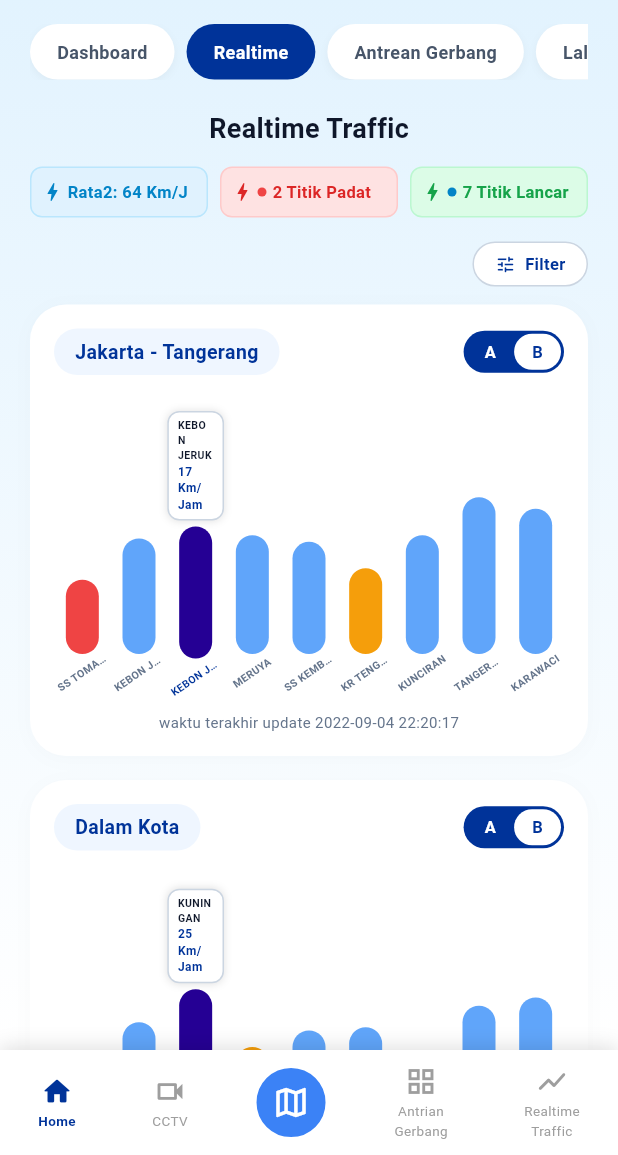
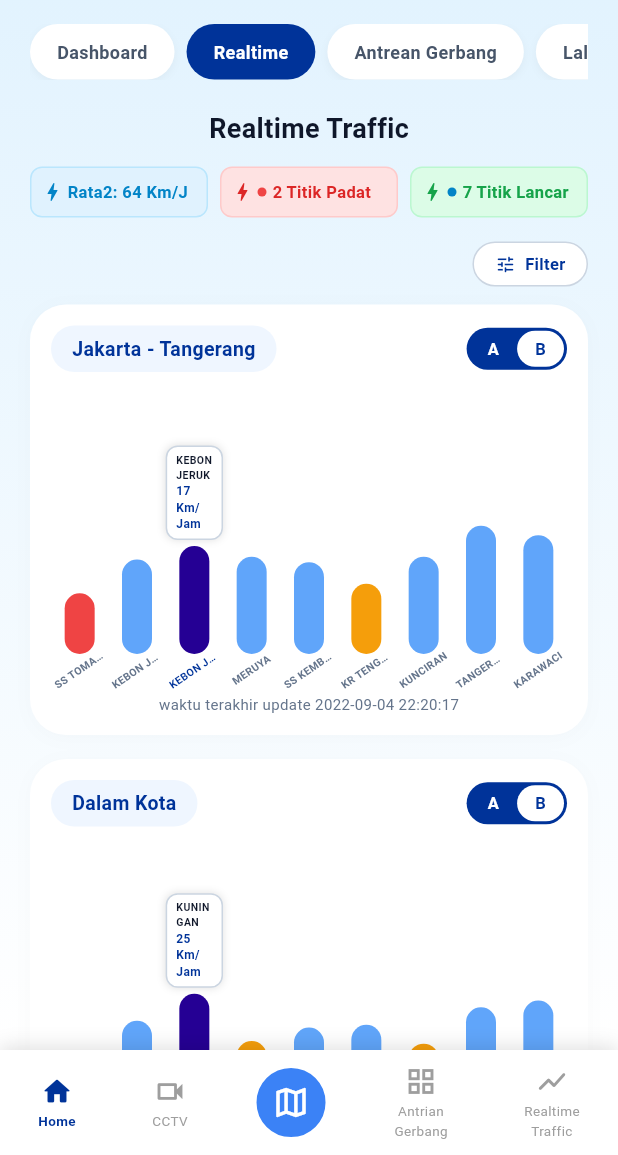
Before and after one commit to ahmadayyuba/idp-jasa-marga, a Flutter app: the RealtimeTrafficScreen screen opened by its route, on a phone screen of 412 x 824 dp, the part 81-1236 px from its top. Run offline on Flutter 3.47's test engine with Material 3 defaults, Android fonts, the phone set to English and light mode, and no system bars.

Commit message:
fix: resolve vertical overflow in speed chart card

```diff
--- a/lib/features/traffic/presentation/widgets/speed_chart_card.dart
+++ b/lib/features/traffic/presentation/widgets/speed_chart_card.dart
@@ -24,7 +24,7 @@ class _SpeedChartCardState extends State<SpeedChartCard> {
   @override
   Widget build(BuildContext context) {
     return Container(
-      padding: const EdgeInsets.all(16),
+      padding: const EdgeInsets.all(14),
       decoration: BoxDecoration(
         color: AppColors.white,
         borderRadius: BorderRadius.circular(24),
@@ -138,14 +138,14 @@ class _SpeedChartCardState extends State<SpeedChartCard> {
 
                       // Batang Chart Membulat
                       Container(
-                        width: 22,
-                        height: 110 * heightFactor,
+                        width: 20,
+                        height: 90 * heightFactor,
                         decoration: BoxDecoration(
                           color: barColor,
                           borderRadius: BorderRadius.circular(12),
                         ),
                       ),
-                      const SizedBox(height: 8),
+                      const SizedBox(height: 6),
 
                       // Label Lokasi Rotasi
                       Transform.rotate(
@@ -170,7 +170,7 @@ class _SpeedChartCardState extends State<SpeedChartCard> {
               }).toList(),
             ),
           ),
-          const SizedBox(height: 20),
+          const SizedBox(height: 10),
 
           // Footer Text Last Update
           Center(
```
